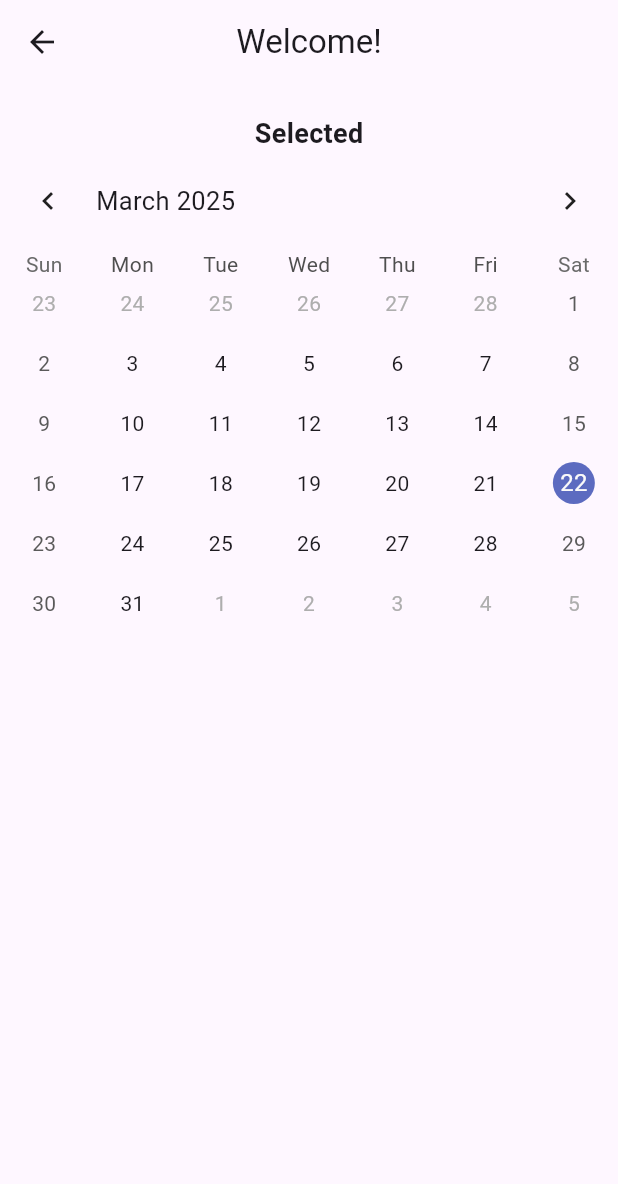
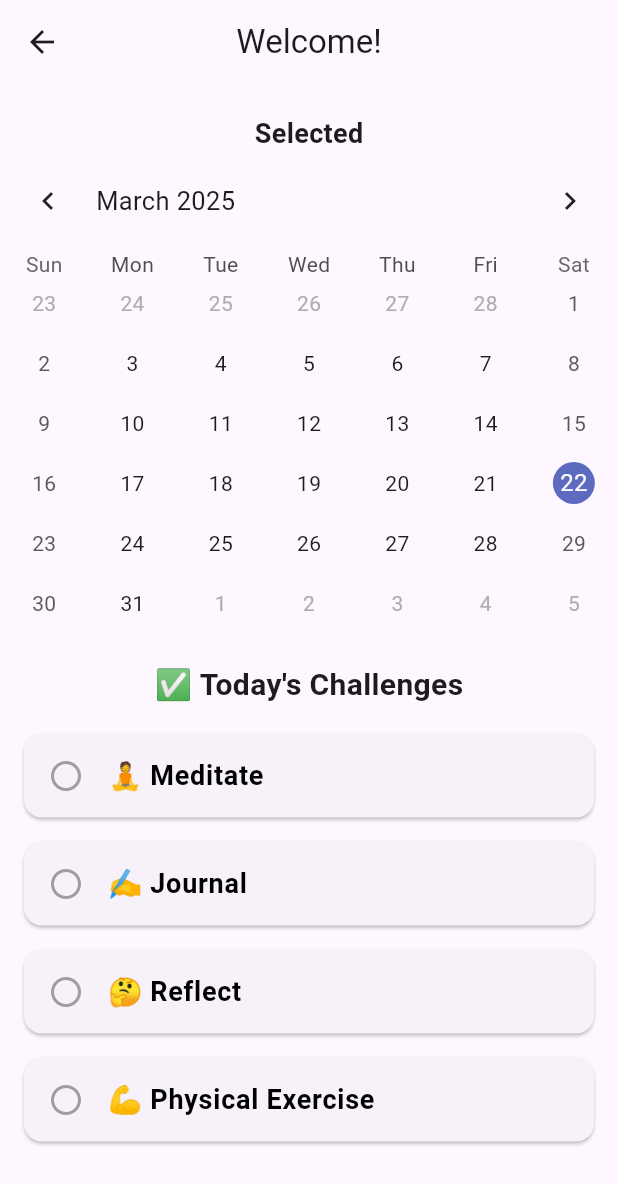
Before and after one commit to CSC-3380-Spring-2025/Team-15, a Flutter app: the HomePage screen opened directly, on a phone screen of 412 x 824 dp. Shown: the top 1184 px of the screen. Run offline on Flutter 3.47's test engine with Material 3 defaults, Android fonts, the phone set to English and light mode, and no system bars; drawn by our look-alikes of table_calendar.

Commit message:
Added daily challenges

```diff
--- a/fortis/lib/pages/home.dart
+++ b/fortis/lib/pages/home.dart
@@ -10,10 +10,22 @@ class HomePage extends StatefulWidget {
 
 class _HomePageState extends State<HomePage> {
   DateTime today = DateTime.now();
+  final List<Map<String, dynamic>> todayChallenges = [
+    {"name": "🧘 Meditate", "completed": false},
+    {"name": "✍ Journal", "completed": false},
+    {"name": "🤔 Reflect", "completed": false},
+    {"name": "💪 Physical Exercise", "completed": false}
+  ];
 
   void _onDaySelected(DateTime selectedDay, DateTime focusedDay) {
     setState(() {
       today = selectedDay;
+    });
+  }
+
+  void _toggleChallenge(int index) {
+    setState(() {
+      todayChallenges[index]["completed"] = !todayChallenges[index]["completed"];
     });
   }
 
@@ -30,13 +42,48 @@ class _HomePageState extends State<HomePage> {
           ),
           TableCalendar(
             rowHeight: 40,
-            headerStyle: HeaderStyle(formatButtonVisible: false),
+            headerStyle: const HeaderStyle(formatButtonVisible: false),
             focusedDay: today,
             firstDay: DateTime.utc(2010, 1, 1),
             lastDay: DateTime.utc(2030, 12, 31),
             selectedDayPredicate: (day) => isSameDay(today, day),
             onDaySelected: _onDaySelected,
           ),
+          const SizedBox(height: 20),
+          const Text(
+            "✅ Today's Challenges",
+            style: TextStyle(fontSize: 20, fontWeight: FontWeight.bold),
+          ),
+          const SizedBox(height: 10),
+          Expanded(
+            child: ListView.builder(
+              itemCount: todayChallenges.length,
+              itemBuilder: (context, index) {
+                var challenge = todayChallenges[index];
+                return Card(
+                  margin: const EdgeInsets.symmetric(horizontal: 16, vertical: 8),
+                  shape: RoundedRectangleBorder(
+                    borderRadius: BorderRadius.circular(12),
+                  ),
+                  child: ListTile(
+                    leading: Icon(
+                      challenge["completed"] ? Icons.check_circle : Icons.circle_outlined,
+                      color: challenge["completed"] ? Colors.green : Colors.grey,
+                    ),
+                    title: Text(
+                      challenge["name"],
+                      style: TextStyle(
+                        fontSize: 18,
+                        fontWeight: FontWeight.bold,
+                        color: challenge["completed"] ? Colors.green : Colors.black,
+                      ),
+                    ),
+                    onTap: () => _toggleChallenge(index),
+                  ),
+                );
+              },
+            ),
+          ),
         ],
       ),
     );
```
